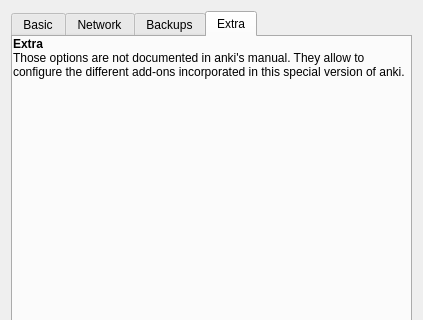
First picture: the form in designer/preferences.ui, repository the8thbit/anki, before the edit; both pictures show x 0 to 423 and y 0 to 320 of the 423 by 525 pixel window.
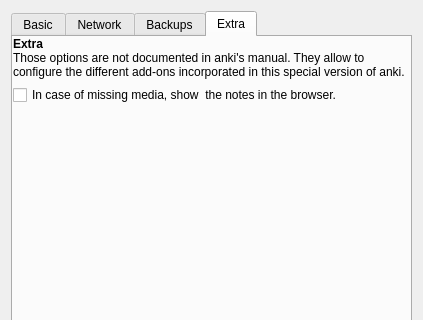
Second picture: the form after the edit. The open tabs and pages were chosen to show the change.

Diff of the .ui file:
```diff
--- a/designer/preferences.ui
+++ b/designer/preferences.ui
@@ -489,6 +489,13 @@
           </property>
          </widget>
         </item>
+        <item>
+         <widget class="QCheckBox" name="browserOnMissingMedia">
+          <property name="text">
+           <string>In case of missing media, show  the notes in the browser.</string>
+          </property>
+         </widget>
+        </item>
         <item>
          <spacer name="verticalSpacer">
           <property name="orientation">
```
